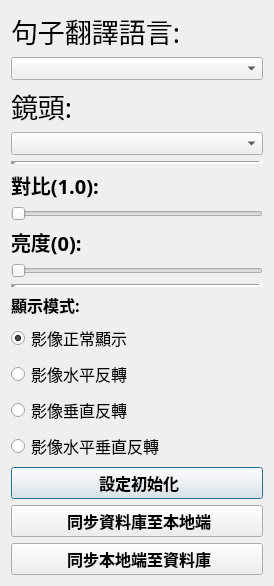
This is project_codes/GUI/settingPage.ui in AhJayzZ/Smart-Learning-System as Qt 5 draws it before an edit. The edited form follows.
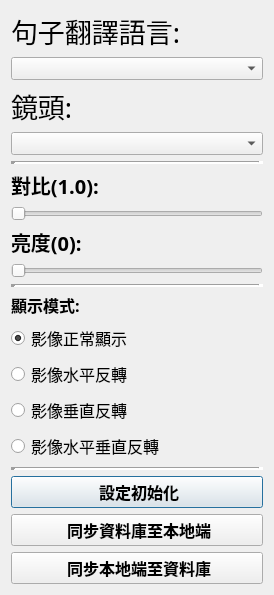
This is the edited form.

Patch:
```diff
--- a/project_codes/GUI/settingPage.ui
+++ b/project_codes/GUI/settingPage.ui
@@ -7,7 +7,7 @@
     <x>0</x>
     <y>0</y>
     <width>274</width>
-    <height>560</height>
+    <height>582</height>
    </rect>
   </property>
   <property name="windowTitle">
@@ -245,6 +245,16 @@
      </item>
     </layout>
    </item>
+   <item>
+    <widget class="Line" name="line_3">
+     <property name="lineWidth">
+      <number>5</number>
+     </property>
+     <property name="orientation">
+      <enum>Qt::Horizontal</enum>
+     </property>
+    </widget>
+   </item>
    <item>
     <widget class="QPushButton" name="init_btn">
      <property name="font">
```
